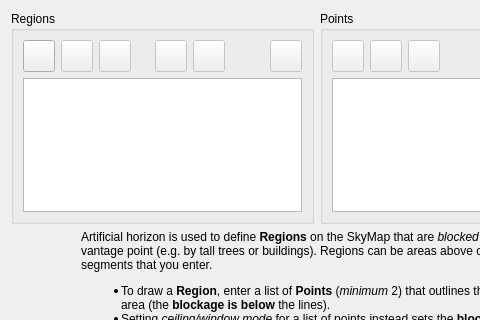
Above: kstars/tools/horizonmanager.ui from KDE/kstars before the change; both pictures show x 0 to 480 and y 0 to 320 of the 609 by 449 pixel window. Below: the same form after it.
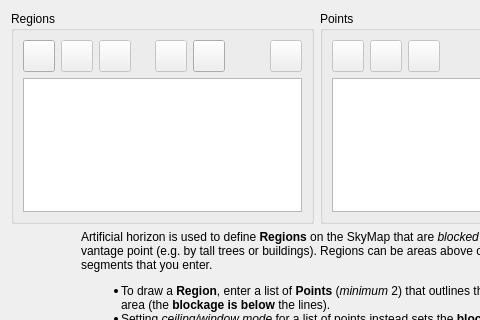
That is the form after the change.

Commit message: Artificial Horizon: Enable import button from the start

```diff
--- a/kstars/tools/horizonmanager.ui
+++ b/kstars/tools/horizonmanager.ui
@@ -143,7 +143,7 @@
           <item>
            <widget class="QPushButton" name="importHorizonB">
             <property name="enabled">
-             <bool>false</bool>
+             <bool>true</bool>
             </property>
             <property name="minimumSize">
              <size>
```
